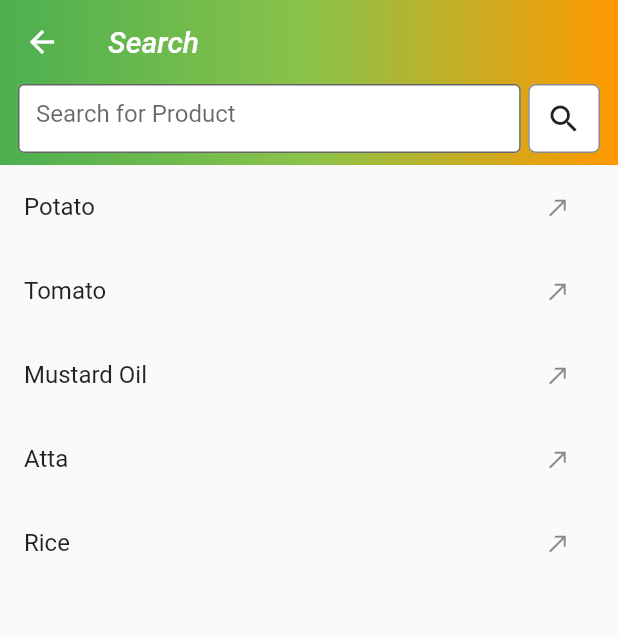
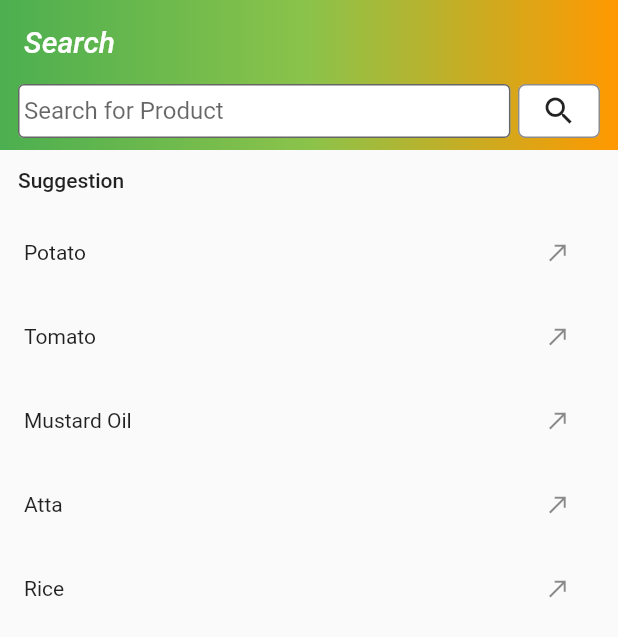
Before and after one commit to NishadAvnish/FressKart, a Flutter app: the SearchScreen widget shown alone on an empty page, opened directly, on a phone screen of 412 x 824 dp. Shown: the top 637 px of the screen. Run offline on Flutter 3.47's test engine with Material 2 defaults, Android fonts, the light colour scheme and no system bars; our stand-ins replace carousel_pro; network calls fail.

Commit message:
search UI complete

```diff
--- a/lib/Provider/search_provider.dart
+++ b/lib/Provider/search_provider.dart
@@ -18,7 +18,8 @@
     return [..._searchedList];
   }
 
-  void searchItem(String productName) {
+  Future<void> searchItem(String productName) async {
+    await Future.delayed(Duration(milliseconds: 200));
     _searchedList.clear();
     _searchedList.add(
       ProductModel(
--- a/lib/Screen/search_screen.dart
+++ b/lib/Screen/search_screen.dart
@@ -1,6 +1,7 @@
 import 'package:flutter/material.dart';
 import 'package:freshkart/Provider/search_provider.dart';
 import 'package:freshkart/Util/color.dart';
+import 'package:freshkart/Widget/horizontalItem.dart';
 import 'package:provider/provider.dart';
 
 class SearchScreen extends StatefulWidget {
@@ -11,43 +12,55 @@
 class _SearchScreenState extends State<SearchScreen> {
   TextEditingController _textEditingController;
   FocusNode _focusNode;
-  bool _isSearchedClicked;
+  bool _isSubmitClicked;
+  bool _isLoading;
+  SearchProvider _searchProvider;
+
   @override
   void initState() {
     super.initState();
     _textEditingController = TextEditingController();
     _focusNode = FocusNode();
-    _isSearchedClicked = false;
+    _isSubmitClicked = false;
+    _isLoading = false;
+  }
+
+  Future<void> _submitOperation() async {
+    _focusNode.unfocus();
+    setState(() {
+      _isLoading = true;
+    });
+    await Provider.of<SearchProvider>(context, listen: false)
+        .searchItem(_textEditingController.text);
+    if (_textEditingController.text.length != 0) {
+      setState(() {
+        _isSubmitClicked = true;
+      });
+    }
+
+    setState(() {
+      _isLoading = false;
+    });
   }
 
   @override
   Widget build(BuildContext context) {
-    final _searchProvider = Provider.of<SearchProvider>(context, listen: false);
-    return Scaffold(
-      body: CustomScrollView(
+    _searchProvider = Provider.of<SearchProvider>(context, listen: false);
+    return CustomScrollView(
       slivers: <Widget>[
         _sliverAppBar(),
-          SliverList(
-            delegate: SliverChildBuilderDelegate((context, index) {
-              return ListTile(
-                title: Text(
-                  _searchProvider.popularSearch[index],
+        if (!_isSubmitClicked)
+          SliverToBoxAdapter(
+            child: Padding(
+              padding: const EdgeInsets.all(12.0),
+              child: Text(
+                "Suggestion",
+                style: Theme.of(context).textTheme.bodyText1,
               ),
-                trailing: IconButton(
-                    icon: Icon(
-                      Icons.call_made,
-                      size: 18,
             ),
-                    onPressed: () {
-                      _textEditingController.text =
-                          _searchProvider.popularSearch[index];
-                      _focusNode.requestFocus();
-                    }),
-              );
-            }, childCount: _searchProvider.popularSearch.length),
-          )
+          ),
+        _searchBody()
       ],
-      ),
     );
   }
 
@@ -58,7 +71,7 @@
         "Search",
         style: const TextStyle(fontStyle: FontStyle.italic),
       ),
-      expandedHeight: 110,
+      expandedHeight: 100,
       flexibleSpace: Container(
         decoration: BoxDecoration(gradient: mainColorGradient),
         child: Padding(
@@ -70,21 +83,40 @@
           child: Row(
             children: <Widget>[
               Flexible(
-                flex: 7,
+                flex: 6,
+                child: Align(
+                  alignment: Alignment.bottomCenter,
                   child: TextField(
                       controller: _textEditingController,
                       focusNode: _focusNode,
-                  showCursor: true,
-                  cursorColor: Colors.black,
                       textInputAction: TextInputAction.search,
                       decoration: InputDecoration(
                         fillColor: Colors.white,
+                        contentPadding: const EdgeInsets.symmetric(
+                            vertical: 2.0, horizontal: 4.0),
                         filled: true,
                         hintText: "Search for Product",
                         border: OutlineInputBorder(
                           borderSide: BorderSide(color: Colors.red),
                         ),
                       ),
+                      onChanged: (currentText) {
+                        if (_isSubmitClicked) {
+                          setState(() {
+                            _isSubmitClicked = false;
+                          });
+                        }
+
+                        if (_textEditingController.text.length == 0 &&
+                            _searchProvider.searchedList.length != 0) {
+                          setState(() {
+                            _isSubmitClicked = true;
+                          });
+                        }
+                      },
+                      onSubmitted: (finalText) async {
+                        if (finalText != "") _submitOperation();
+                      }),
                 ),
               ),
               SizedBox(
@@ -92,18 +124,17 @@
               ),
               Expanded(
                 flex: 1,
+                child: InkWell(
+                  onTap: () {
+                    if (_textEditingController.text != "") _submitOperation();
+                  },
                   child: Container(
+                      height: 40,
                       decoration: BoxDecoration(
                           border: Border.all(color: Colors.black45),
                           borderRadius: BorderRadius.circular(5.0),
                           color: Colors.white),
-                  child: IconButton(
-                      icon: Icon(Icons.search),
-                      onPressed: () {
-                        setState(() {
-                          _isSearchedClicked = true;
-                        });
-                      }),
+                      child: Icon(Icons.search)),
                 ),
               )
             ],
@@ -112,4 +143,45 @@
       ),
     );
   }
+
+  Widget _searchBody() {
+    return Consumer<SearchProvider>(
+      builder: (context, searchProvider, _) {
+        return _isLoading
+            ? SliverFillRemaining(
+                child: Center(child: CircularProgressIndicator()))
+            : _isSubmitClicked
+                ? SliverPadding(
+                    padding: const EdgeInsets.symmetric(horizontal: 4.0),
+                    sliver: SliverList(
+                      delegate: SliverChildBuilderDelegate((context, index) {
+                        return HorizontalItem(
+                          productItem: searchProvider.searchedList[index],
+                        );
+                      }, childCount: searchProvider.searchedList.length),
+                    ),
+                  )
+                : SliverList(
+                    delegate: SliverChildBuilderDelegate((context, index) {
+                      return ListTile(
+                        title: Text(
+                          searchProvider.popularSearch[index],
+                          style: Theme.of(context).textTheme.bodyText2,
+                        ),
+                        trailing: IconButton(
+                            icon: Icon(
+                              Icons.call_made,
+                              size: 18,
+                            ),
+                            onPressed: () {
+                              _textEditingController.text =
+                                  searchProvider.popularSearch[index];
+                              _focusNode.requestFocus();
+                            }),
+                      );
+                    }, childCount: searchProvider.popularSearch.length),
+                  );
+      },
+    );
   }
+}
--- a/lib/Widget/appdrawer.dart
+++ b/lib/Widget/appdrawer.dart
@@ -9,6 +9,7 @@
   List _menu = [
     "Home",
     "Search",
+    "Offer",
     "Cart",
     "Your Order",
     "Shop by Category",
@@ -17,6 +18,7 @@
   List icon = [
     Icons.home,
     Icons.search,
+    Icons.local_offer,
     Icons.add_shopping_cart,
     Icons.assignment,
     Icons.category,
```
Also changed, not shown: lib/Screen/faqscreen.dart (+6 -3 lines). Lines whose indentation alone changed are shown as unchanged.
